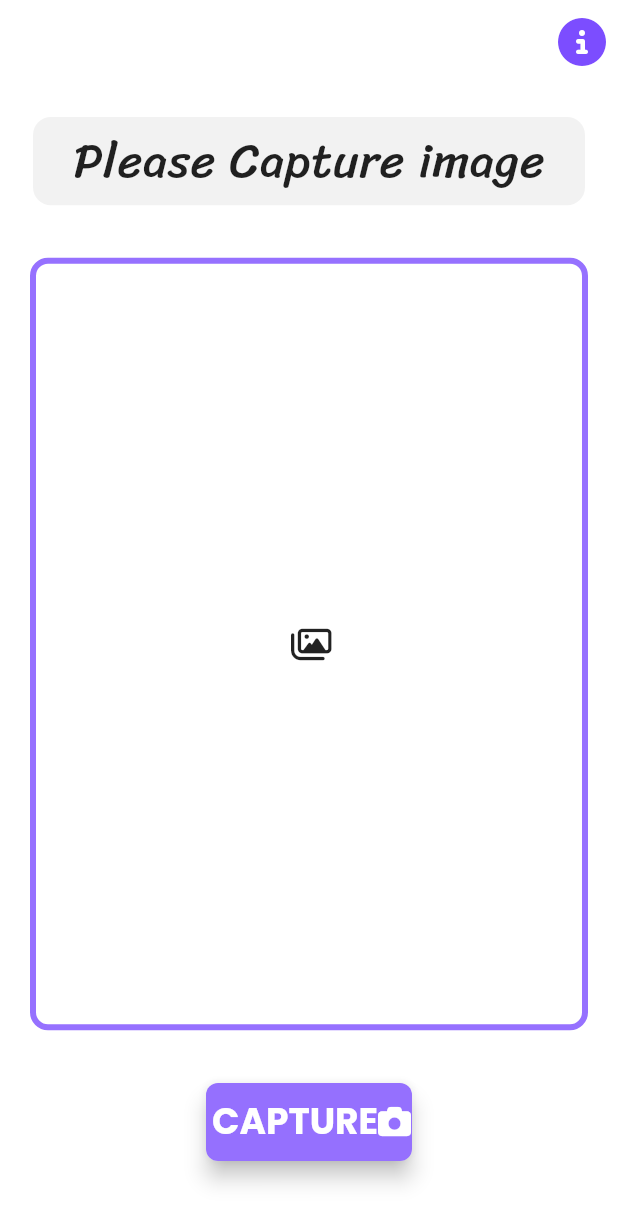
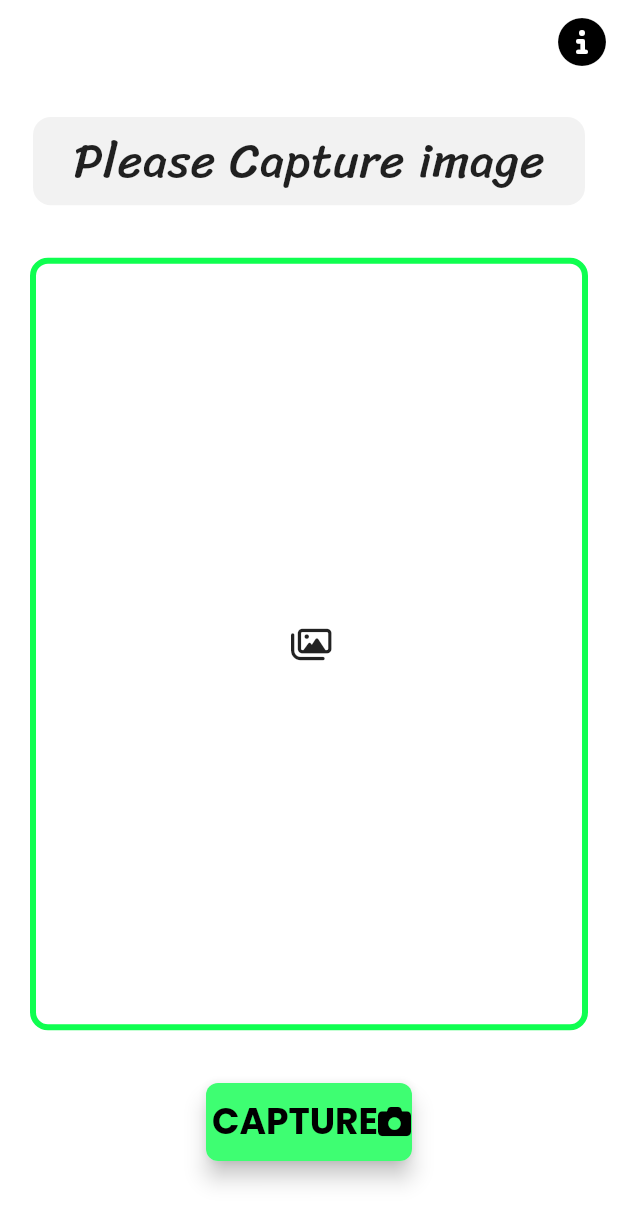
Before and after one commit to babasahi/Nebat, a Flutter app: the screen it shows after launch, on a phone screen of 412 x 824 dp. Shown: the top 1224 px of the screen. Run offline on Flutter 3.47's test engine with Material 2 defaults, Android fonts, the light colour scheme and no system bars; drawn by our look-alikes of modal_progress_hud_nsn; our stand-ins replace font_awesome_flutter, image_picker, photo_view; missing offline and left inert: beautiful_soup_dart.

Commit message:
changed primary color

```diff
--- a/lib/components/home_screen_components.dart
+++ b/lib/components/home_screen_components.dart
@@ -33,8 +33,7 @@ class _CameraWidgetState extends State<CameraWidget> {
         margin: const EdgeInsets.symmetric(horizontal: 20),
         decoration: BoxDecoration(
           borderRadius: const BorderRadius.all(Radius.circular(12)),
-          border: Border.all(
-              width: 4, color: Colors.deepPurpleAccent.withOpacity(0.8)),
+          border: Border.all(width: 4, color: kPrimaryColor),
         ),
         child: Provider.of<IdentificationProvider>(context).isImageSet
             ? Center(
@@ -133,14 +132,14 @@ class ButtonWidget extends StatelessWidget {
             text,
             style: const TextStyle(
               fontSize: 24,
-              color: kSecondaryColor,
+              color: Colors.black,
               fontFamily: 'Poppins',
               fontWeight: FontWeight.bold,
             ),
           ),
           Icon(
             icon,
-            color: kSecondaryColor,
+            color: Colors.black,
             size: 22,
           )
         ],
@@ -217,7 +216,7 @@ class _PlantSuggestionWidgetState extends State<PlantSuggestionWidget> {
       width: MediaQuery.of(context).size.width / 3,
       decoration: BoxDecoration(
           borderRadius: const BorderRadius.all(Radius.circular(8)),
-          border: Border.all(width: 2, color: Colors.deepPurpleAccent),
+          border: Border.all(width: 2, color: kPrimaryColor),
           color: Colors.white10),
       child: GestureDetector(
         onTap: () {
--- a/lib/constants.dart
+++ b/lib/constants.dart
@@ -15,4 +15,4 @@ const kWhoAreWeStyle = TextStyle(
 
 // COLORS
 const Color kSecondaryColor = Colors.white;
-const Color kPrimaryColor = Colors.deepPurpleAccent;
+const Color kPrimaryColor = Color(0xFF0FFF50);
--- a/lib/screens/home_screen.dart
+++ b/lib/screens/home_screen.dart
@@ -2,6 +2,7 @@ import 'package:flutter/material.dart';
 import 'package:font_awesome_flutter/font_awesome_flutter.dart';
 import 'package:modal_progress_hud_nsn/modal_progress_hud_nsn.dart';
 import 'package:nebat/components/home_screen_components.dart';
+import 'package:nebat/constants.dart';
 import 'package:nebat/screens/who_am_i_screen.dart';
 import 'package:nebat/services/providers.dart';
 import 'package:provider/provider.dart';
@@ -34,7 +35,7 @@ class _HomePageState extends State<HomePage> {
                 padding: EdgeInsets.symmetric(horizontal: 8),
                 child: Icon(
                   FontAwesomeIcons.circleInfo,
-                  color: Colors.deepPurpleAccent,
+                  color: Colors.black,
                   size: 32,
                 ),
               ))
@@ -42,7 +43,7 @@ class _HomePageState extends State<HomePage> {
       ),
       body: ModalProgressHUD(
         progressIndicator: const CircularProgressIndicator(
-          color: Colors.greenAccent,
+          color: kPrimaryColor,
         ),
         inAsyncCall: Provider.of<IdentificationProvider>(context).isLoading,
         child: SafeArea(
--- a/lib/screens/plants_database_screen.dart
+++ b/lib/screens/plants_database_screen.dart
@@ -46,7 +46,7 @@ class PlantWidget extends StatelessWidget {
       margin: const EdgeInsets.symmetric(vertical: 2, horizontal: 4),
       padding: const EdgeInsets.symmetric(vertical: 12, horizontal: 4),
       decoration: const BoxDecoration(
-          color: Colors.lightGreen,
+          color: kPrimaryColor,
           borderRadius: BorderRadius.all(Radius.circular(12))),
       child: Column(
         children: [
```
Also changed, not shown: 2 other files.
